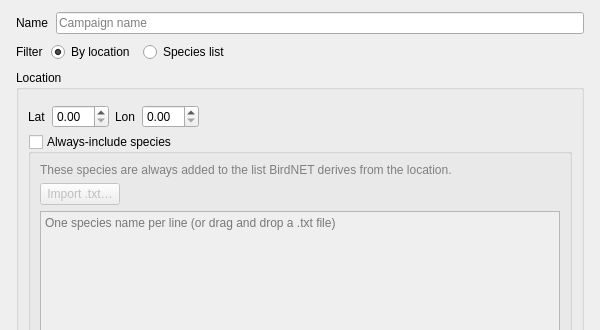
Old version of the form src/pam_analyzer/ui/panels/campaign_detail_widget.ui in the repository kenwer/pam-analyzer; both pictures show x 0 to 600 and y 0 to 330 of the 600 by 700 pixel window.
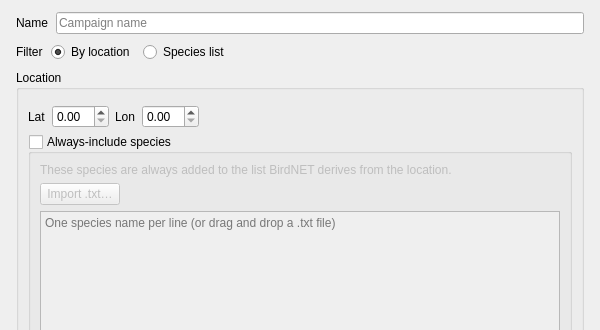
New version of the form. The open tabs and pages were chosen to show the change.

What changed in the file:
```diff
--- a/src/pam_analyzer/ui/panels/campaign_detail_widget.ui
+++ b/src/pam_analyzer/ui/panels/campaign_detail_widget.ui
@@ -735,7 +735,7 @@
                    <string>These species are always added to the list BirdNET derives from the location.</string>
                   </property>
                   <property name="styleSheet">
-                   <string>color: gray;</string>
+                   <string>color: palette(placeholder-text);</string>
                   </property>
                   <property name="wordWrap">
                    <bool>true</bool>
```
Left out of the diff: 10 changed lines with no effect on the pictures.
